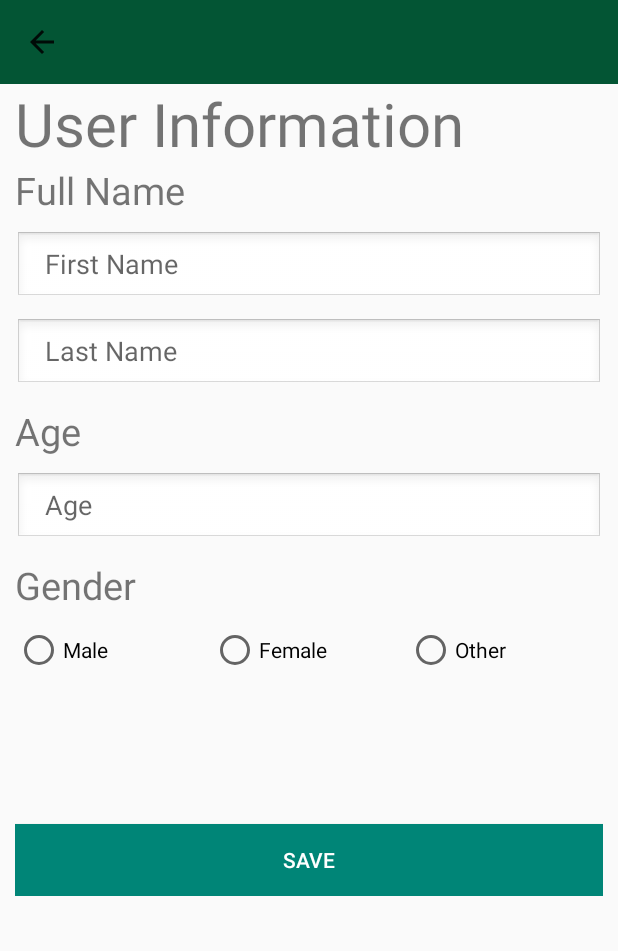
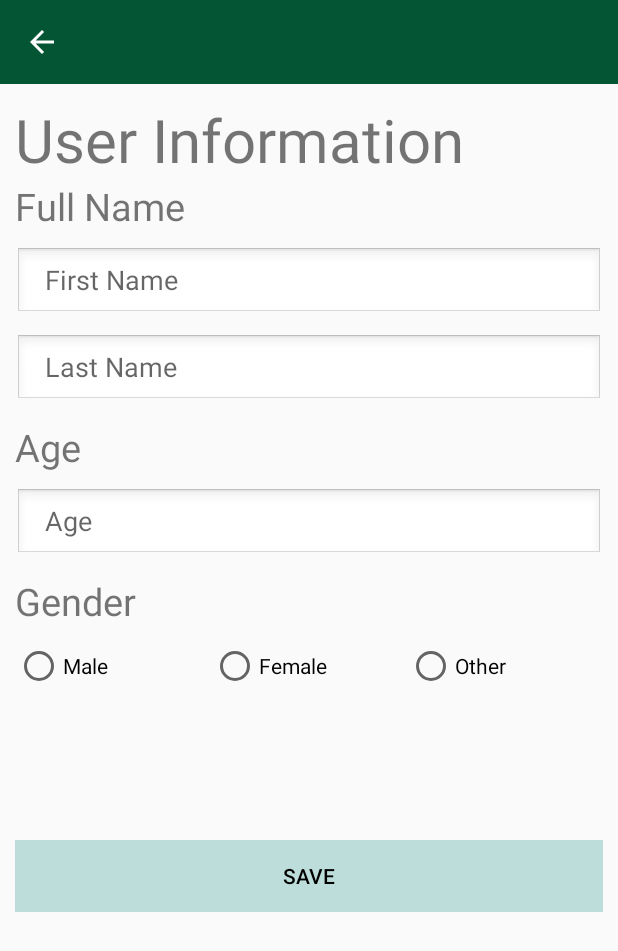
Before and after one commit to TeamSAYY/COMP3004Project, an Android app: the New_User_Profile screen opened directly, with no data from a screen before it, on a phone screen of 412 x 824 dp. Shown: the top 951 px of the screen. Run offline under Robolectric (Android 15) with nearby library versions, the phone set to English and light mode, and no system bars; our stand-ins replace Room's generated code.

Commit message:
Merge remote-tracking branch 'origin/master'
Modified changes to User Profile and displayed proper information in appropriate textfields.

```diff
--- a/app/src/main/java/com/example/drmednotifier/New_User_Profile.java
+++ b/app/src/main/java/com/example/drmednotifier/New_User_Profile.java
@@ -1,6 +1,8 @@
 package com.example.drmednotifier;
 
 import android.os.Bundle;
+import android.text.Editable;
+import android.text.TextWatcher;
 import android.view.View;
 import android.widget.Button;
 import android.widget.EditText;
@@ -23,12 +25,44 @@ import android.view.View;
 public class New_User_Profile extends AppCompatActivity {
 
     private UserDatabase userDatabase;
+    private UserDao userDao;
+    private List<User> usersLiveData;
 
-    private UserDao userDao;
+    private EditText editTextFirstName, editTextLastName, editTextAge;
+    //  create a textWatcher member
+    private TextWatcher mTextWatcher = new TextWatcher() {
+        @Override
+        public void beforeTextChanged(CharSequence charSequence, int i, int i2, int i3) {
+        }
 
-//    private UserRepository userRepository;
+        @Override
+        public void onTextChanged(CharSequence charSequence, int i, int i2, int i3) {
+        }
 
-    private List<User> usersLiveData;
+        @Override
+        public void afterTextChanged(Editable editable) {
+            // check Fields For Empty Values
+            checkFieldsForEmptyValues();
+        }
+    };
+
+    void checkFieldsForEmptyValues(){
+        Button btnSave = (Button) findViewById(R.id.btnSaveChanges);
+
+        String firstName = editTextFirstName.getText().toString();
+        String lastName = editTextLastName.getText().toString();
+        String age = editTextAge.getText().toString();
+
+        if(firstName.equals("") || lastName.equals("") || age.equals("")){
+            btnSave.setEnabled(false);
+            btnSave.setTextColor(getResources().getColor(R.color.button_disabled_text_colour));
+            btnSave.getBackground().setAlpha(64);
+        } else {
+            btnSave.setEnabled(true);
+            btnSave.setTextColor(getResources().getColor(R.color.background_default_Color));
+            btnSave.getBackground().setAlpha(255);
+        }
+    }
 
     @Override
     protected void onCreate(Bundle savedInstanceState) {
@@ -43,29 +77,27 @@ public class New_User_Profile extends AppCompatActivity {
             }
         });
 
-        //getSupportActionBar().setTitle(getResources().getString(R.string.new_user_report_title));
-        //getSupportActionBar().setDisplayHomeAsUpEnabled(true);
+        editTextFirstName = (EditText) findViewById(R.id.textFirstName);
+        editTextLastName = (EditText) findViewById(R.id.textLastName);
+        editTextAge = (EditText) findViewById(R.id.textAge);
 
-        // May need a better implementation of accessing database - YS
-        userDatabase = Room.databaseBuilder(getApplicationContext(), UserDatabase.class, "user_database").allowMainThreadQueries().build();
-        userDao = userDatabase.userDao();
-        usersLiveData = userDao.getUser();
+        editTextFirstName.addTextChangedListener(mTextWatcher);
+        editTextLastName.addTextChangedListener(mTextWatcher);
+        editTextAge.addTextChangedListener(mTextWatcher);
 
-        if (!usersLiveData.isEmpty()) {
-            User user = usersLiveData.get(0);
-            ((EditText) findViewById(R.id.textFirstName)).setText(user.getFirstName());
-            ((EditText) findViewById(R.id.textLastName)).setText(user.getLastName());
-            ((EditText) findViewById(R.id.textAge)).setText(String.format("%d", user.getAge()));
-            if (user.isMale()) ((RadioButton)findViewById(R.id.btnMale)).setChecked(true);
-            else if (user.isFemale()) ((RadioButton)findViewById(R.id.btnFemale)).setChecked(true);
-            else if (user.isOthers()) ((RadioButton)findViewById(R.id.btnOther)).setChecked(true);
-        }
+        checkFieldsForEmptyValues();
+
+        setUserProperties();
 
         Button btnSave = findViewById(R.id.btnSaveChanges);
         btnSave.setOnClickListener(new View.OnClickListener() {
             @Override
             public void onClick(View v) {
                 saveUser();
+
+                Intent returnIntent = new Intent();
+                setResult(RESULT_OK, returnIntent);
+
                 finish();
             }
         });
@@ -74,13 +106,13 @@ public class New_User_Profile extends AppCompatActivity {
     private void saveUser() {
         int userId;
 
-        String firstName = ((EditText) findViewById(R.id.textFirstName)).getText().toString();
-        String lastName = ((EditText) findViewById(R.id.textLastName)).getText().toString();
+        String firstName = editTextFirstName.getText().toString();
+        String lastName = editTextLastName.getText().toString();
 
         int age, gender;
 
         try {
-            age = Integer.parseInt(((EditText) findViewById(R.id.textAge)).getText().toString());
+            age = Integer.parseInt(editTextAge.getText().toString());
         } catch (NumberFormatException e) {
             age = 0;
         }
@@ -104,6 +136,25 @@ public class New_User_Profile extends AppCompatActivity {
             userDao.update(user);
         }
 
+    }
+
+    private void setUserProperties () {
+        // May need a better implementation of accessing database - YS
+        userDatabase = Room.databaseBuilder(getApplicationContext(), UserDatabase.class, "user_database").allowMainThreadQueries().build();
+        userDao = userDatabase.userDao();
+        usersLiveData = userDao.getUser();
+
+        if (!usersLiveData.isEmpty()) {
+            User user = usersLiveData.get(0);
+
+            editTextFirstName.setText(user.getFirstName());
+            editTextLastName.setText(user.getLastName());
+            editTextAge.setText(String.format("%d", user.getAge()));
+
+            if (user.isMale()) ((RadioButton)findViewById(R.id.btnMale)).setChecked(true);
+            else if (user.isFemale()) ((RadioButton)findViewById(R.id.btnFemale)).setChecked(true);
+            else if (user.isOthers()) ((RadioButton)findViewById(R.id.btnOther)).setChecked(true);
+        }
     }
 
     /*@Override
--- a/app/src/main/res/layout/activity_dose__page.xml
+++ b/app/src/main/res/layout/activity_dose__page.xml
@@ -12,7 +12,7 @@
         android:layout_height="wrap_content"
         android:background="#035534"
         android:minHeight="?attr/actionBarSize"
-        android:theme="?attr/actionBarTheme"
+        android:theme="@style/ThemeOverlay.AppCompat.Dark.ActionBar"
         app:layout_constraintEnd_toEndOf="parent"
         app:layout_constraintStart_toStartOf="parent"
         app:layout_constraintTop_toTopOf="parent"
--- a/app/src/main/res/layout/activity_main.xml
+++ b/app/src/main/res/layout/activity_main.xml
@@ -50,10 +50,10 @@
         android:layout_height="wrap_content"
         android:layout_marginBottom="200dp"
         android:fontFamily="sans-serif-black"
-        android:text="Welcome to \nDr. Med Notifier"
+        android:text="Welcome!"
         android:textAlignment="center"
         android:textColor="#000000"
-        android:textSize="30sp"
+        android:textSize="50sp"
         app:layout_constraintBottom_toBottomOf="parent"
         app:layout_constraintEnd_toEndOf="parent"
         app:layout_constraintHorizontal_bias="0.497"
--- a/app/src/main/res/layout/activity_medicine__list.xml
+++ b/app/src/main/res/layout/activity_medicine__list.xml
@@ -12,7 +12,7 @@
         android:layout_height="wrap_content"
         android:background="#035534"
         android:minHeight="?attr/actionBarSize"
-        android:theme="?attr/actionBarTheme"
+        android:theme="@style/ThemeOverlay.AppCompat.Dark.ActionBar"
         app:layout_constraintEnd_toEndOf="parent"
         app:layout_constraintStart_toStartOf="parent"
         app:layout_constraintTop_toTopOf="parent"
--- a/app/src/main/res/layout/activity_new__user__profile.xml
+++ b/app/src/main/res/layout/activity_new__user__profile.xml
@@ -6,22 +6,35 @@
     android:layout_height="match_parent"
     tools:context=".New_User_Profile">
 
+    <ScrollView
+        android:layout_width="match_parent"
+        android:layout_height="match_parent">
+
+
+        <LinearLayout
+            android:layout_width="match_parent"
+            android:layout_height="match_parent"
+            android:orientation="vertical"
+
+            app:layout_constraintBottom_toBottomOf="parent"
+            app:layout_constraintEnd_toEndOf="parent"
+            app:layout_constraintHorizontal_bias="0.0"
+            app:layout_constraintStart_toStartOf="parent"
+            app:layout_constraintTop_toTopOf="parent"
+            app:layout_constraintVertical_bias="0.0">
+
             <androidx.appcompat.widget.Toolbar
                 android:id="@+id/toolbar_User_Profile"
                 android:layout_width="match_parent"
                 android:layout_height="wrap_content"
                 android:background="#035534"
                 android:minHeight="?attr/actionBarSize"
-        android:theme="?attr/actionBarTheme"
+                android:theme="@style/ThemeOverlay.AppCompat.Dark.ActionBar"
                 app:layout_constraintEnd_toEndOf="parent"
                 app:layout_constraintStart_toStartOf="parent"
                 app:layout_constraintTop_toTopOf="parent"
                 app:navigationIcon="?attr/homeAsUpIndicator"
                 />
-
-    <ScrollView
-        android:layout_width="match_parent"
-        android:layout_height="match_parent">
 
             <LinearLayout
                 android:layout_width="match_parent"
@@ -34,14 +47,6 @@
                 app:layout_constraintStart_toStartOf="parent"
                 app:layout_constraintTop_toTopOf="parent"
                 app:layout_constraintVertical_bias="0.0">
-
-            <EditText
-                android:id="@+id/invisibleTextSpace"
-                android:layout_width="match_parent"
-                android:layout_height="wrap_content"
-                android:ems="10"
-                android:inputType="textPersonName"
-                android:visibility="invisible" />
 
                 <TextView
                     android:id="@+id/lblUserInfo"
@@ -72,10 +77,10 @@
                     android:layout_width="match_parent"
                     android:layout_height="wrap_content"
                     android:layout_marginTop="10dp"
+                    android:layout_marginBottom="10dp"
+                    android:background="@android:drawable/edit_text"
                     android:editable="false"
-                android:background="@android:drawable/edit_text"
                     android:hint="  Last Name"
-                android:layout_marginBottom="10dp"
                     android:inputType="textPersonName" />
 
                 <TextView
@@ -144,10 +149,11 @@
                     android:layout_height="wrap_content"
                     android:layout_weight="1"
                     android:background="@color/colorPrimary"
+                    android:text="Save"
                     android:textColor="@color/background_default_Color"
-                android:text="Save"
                     app:layout_constraintBottom_toBottomOf="parent"
                     app:layout_constraintEnd_toEndOf="parent" />
+            </LinearLayout>
 
         </LinearLayout>
     </ScrollView>
--- a/app/src/main/res/layout/activity_setting__page.xml
+++ b/app/src/main/res/layout/activity_setting__page.xml
@@ -27,7 +27,7 @@
         android:layout_height="wrap_content"
         android:background="#035534"
         android:minHeight="?attr/actionBarSize"
-        android:theme="?attr/actionBarTheme"
+        android:theme="@style/ThemeOverlay.AppCompat.Dark.ActionBar"
         app:layout_constraintEnd_toEndOf="parent"
         app:layout_constraintStart_toStartOf="parent"
         app:layout_constraintTop_toTopOf="parent"
@@ -72,7 +72,7 @@
 
 
         <TextView
-            android:id="@+id/bottomline_gender"
+            android:id="@+id/bottomline_age"
             android:layout_width="wrap_content"
             android:layout_height="wrap_content"
             android:hint="Age"
--- a/app/src/main/res/layout/fragment_frag__home.xml
+++ b/app/src/main/res/layout/fragment_frag__home.xml
@@ -30,14 +30,14 @@
                 android:padding="2dp">
 
                 <TextView
-                    android:id="@+id/userName"
+                    android:id="@+id/txtViewUserName"
                     style="@style/TextAppearance.AppCompat.Title"
                     android:layout_width="wrap_content"
                     android:layout_height="wrap_content"
                     android:hint="Name" />
 
                 <TextView
-                    android:id="@+id/userAge"
+                    android:id="@+id/txtViewUserAge"
                     android:layout_width="wrap_content"
                     android:layout_height="wrap_content"
                     android:hint="Age"
--- a/app/src/main/res/layout/nav_page_top_tollbar.xml
+++ b/app/src/main/res/layout/nav_page_top_tollbar.xml
@@ -5,7 +5,7 @@
     android:layout_width="match_parent"
     android:layout_height="?attr/actionBarSize"
     android:background="#035534"
-    android:theme="@style/ThemeOverlay.AppCompat.Dark"
+    android:theme="@style/ThemeOverlay.AppCompat.Dark.ActionBar"
 
     >
 
--- a/app/src/main/res/values/colors.xml
+++ b/app/src/main/res/values/colors.xml
@@ -4,6 +4,7 @@
     <color name="colorPrimaryDark">#00574B</color>
     <color name="colorAccent">#D81B60</color>
     <color name="background_default_Color">#FFFFFF</color>
+    <color name="button_disabled_text_colour">#000000</color>
     <color name="btColor">#FF3D00</color>
     <color name="nav_button_colour">#065DA3</color>
     <color name="Setting_Cat">#B8B8B8</color>
```
Also changed, not shown: app/src/main/java/com/example/drmednotifier/Frag_Add.java (+0 -10 lines), app/src/main/java/com/example/drmednotifier/Frag_Home.java (+29 -11 lines), app/src/main/java/com/example/drmednotifier/Nav_page.java (+14 -28 lines), app/src/main/java/com/example/drmednotifier/Setting_Page.java (+43 -31 lines), app/src/main/res/layout/activity_second_page_get_personaldata.xml (+16 -0 lines), app/src/main/res/layout/fragment_frag__add.xml (+0 -7 lines). Lines whose indentation alone changed are shown as unchanged.
